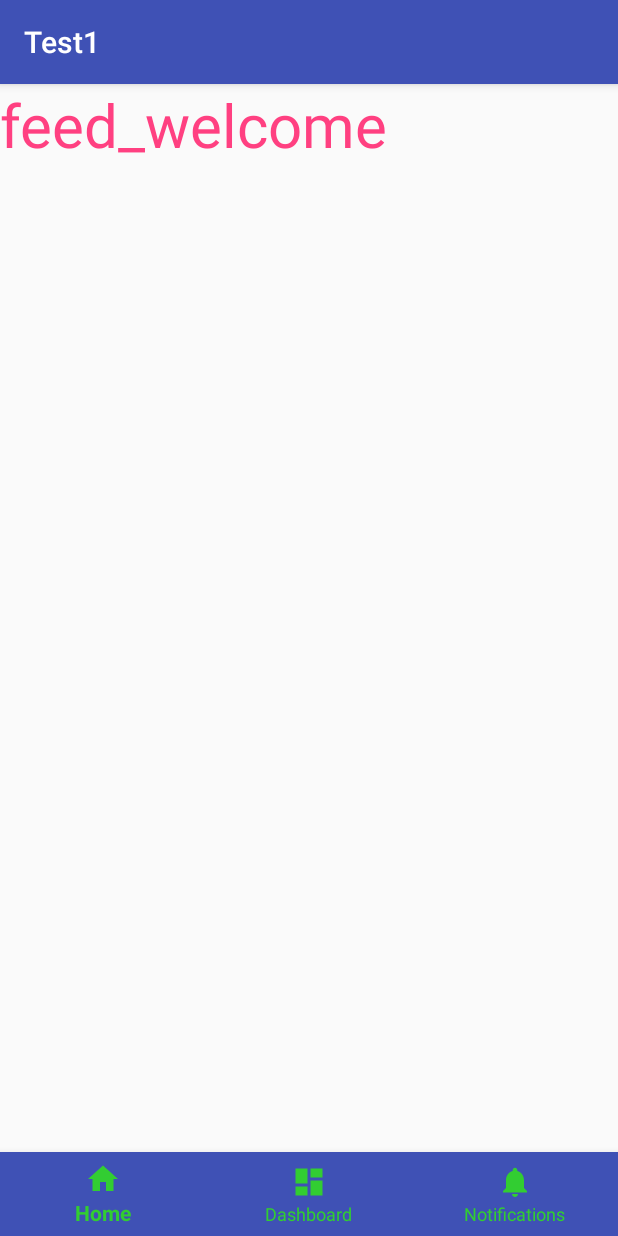
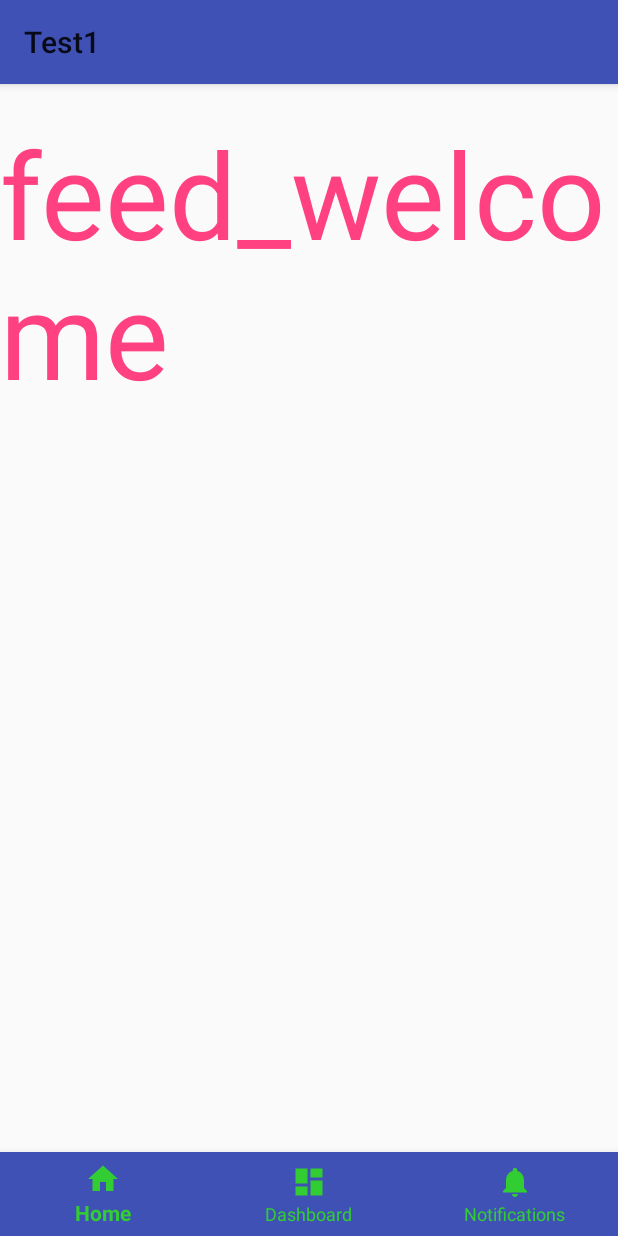
Before and after one commit to Garamantes/WD18_android, an Android app: the BottomNavActivity screen opened directly, with no data from a screen before it, on a phone screen of 412 x 824 dp. Run offline under Robolectric (Android 15) with nearby library versions, the phone set to English and light mode, and no system bars.

Commit message:
add basic Toolbar

```diff
--- a/app/src/main/java/com/example/choejunhyeog/test1/BottomNavActivity.java
+++ b/app/src/main/java/com/example/choejunhyeog/test1/BottomNavActivity.java
@@ -3,6 +3,7 @@ package com.example.choejunhyeog.test1;
 
 import android.content.Intent;
 import android.os.Bundle;
+import android.support.v7.widget.Toolbar;
 import android.view.MenuItem;
 import android.content.Context;
 import android.support.annotation.NonNull;
@@ -24,35 +25,21 @@ public class BottomNavActivity extends BaseActivity {
     private Fragment activeFragment;
     private final FragmentManager fm = getSupportFragmentManager();
 
+    Toolbar myToolbar;
+
+
     private BottomNavigationView bottomNavigationView;
 
     private TextView mTextMessage;
-
-    /*private BottomNavigationView.OnNavigationItemSelectedListener mOnNavigationItemSelectedListener
-            = new BottomNavigationView.OnNavigationItemSelectedListener() {
-
-        @Override
-        public boolean onNavigationItemSelected(@NonNull MenuItem item) {
-            switch (item.getItemId()) {
-                case R.id.navigation_home:
-                    mTextMessage.setText(R.string.title_home);
-                    return true;
-                case R.id.navigation_dashboard:
-                    mTextMessage.setText(R.string.title_dashboard);
-                    return true;
-                case R.id.navigation_notifications:
-                    mTextMessage.setText(R.string.title_notifications);
-                    return true;
-            }
-            return false;
-        }
-
-    };*/
 
     @Override
     protected void onCreate(Bundle savedInstanceState) {
         super.onCreate(savedInstanceState);
         setContentView(R.layout.activity_bottom_nav);
+
+        //툴바 부분
+        myToolbar = (Toolbar) findViewById(R.id.my_toolbar);
+        setSupportActionBar(myToolbar);
 
         setArguments();
         initFragments();
@@ -67,14 +54,6 @@ public class BottomNavActivity extends BaseActivity {
         textView.setText(s);
 
         bottomNavigationView.setSelectedItemId(R.id.nav_bottom_feed);
-
-
-
-
-        //기존 코드
-        //mTextMessage = (TextView) findViewById(R.id.message);
-        //BottomNavigationView navigation = (BottomNavigationView) findViewById(R.id.navigation);
-        //navigation.setOnNavigationItemSelectedListener(mOnNavigationItemSelectedListener);
 
     }
 
--- a/app/src/main/res/layout/activity_bottom_nav.xml
+++ b/app/src/main/res/layout/activity_bottom_nav.xml
@@ -1,5 +1,6 @@
 <?xml version="1.0" encoding="utf-8"?>
-<RelativeLayout xmlns:android="http://schemas.android.com/apk/res/android"
+<RelativeLayout
+    xmlns:android="http://schemas.android.com/apk/res/android"
     xmlns:app="http://schemas.android.com/apk/res-auto"
     xmlns:tools="http://schemas.android.com/tools"
     android:id="@+id/container"
@@ -8,21 +9,43 @@
     android:orientation="vertical"
     tools:context="com.example.choejunhyeog.test1.BottomNavActivity">
 
-    <FrameLayout
-        android:id="@+id/box_fragment"
+
+    <LinearLayout
         android:layout_width="match_parent"
         android:layout_height="match_parent"
-        android:layout_above="@+id/nav_bottom"
-        android:layout_alignParentTop="true" />
+        android:orientation="vertical">
 
-    <!--Intent 출력 부분-->
-    <TextView
-        android:id="@+id/sub_text2"
-        android:layout_width="match_parent"
-        android:layout_height="wrap_content"
-        android:gravity="center"/>
+        <!--툴바 추가 코드-->
+        <android.support.v7.widget.Toolbar
+            android:id="@+id/my_toolbar"
+            android:layout_width="match_parent"
+            android:layout_height="?attr/actionBarSize"
+            android:background="?attr/colorPrimary"
+            android:elevation="4dp"
+            android:theme="@style/ThemeOverlay.AppCompat.ActionBar"
+            app:popupTheme="@style/ThemeOverlay.AppCompat.Light" />
+
+        <!--Intent 출력 부분-->
+        <TextView
+            android:id="@+id/sub_text2"
+            android:layout_width="match_parent"
+            android:layout_height="wrap_content"
+            android:gravity="center" />
+
+        <FrameLayout
+            android:id="@+id/box_fragment"
+            android:layout_width="match_parent"
+            android:layout_height="match_parent"
+            android:layout_above="@+id/nav_bottom"
+            android:layout_alignParentTop="true">
+
+        </FrameLayout>
 
 
+    </LinearLayout>
+
+
+    <!--Bottom Nav 출력 부분-->
     <android.support.design.widget.BottomNavigationView
         android:id="@+id/nav_bottom"
         android:layout_width="match_parent"
@@ -33,4 +56,6 @@
         app:itemTextColor="@color/colorLimegreen"
         app:menu="@menu/navigation" />
 
+
+
 </RelativeLayout>
--- a/app/src/main/res/layout/fragment_blank_fragment1.xml
+++ b/app/src/main/res/layout/fragment_blank_fragment1.xml
@@ -11,6 +11,6 @@
         android:layout_centerInParent="true"
         android:text="feed_welcome"
         android:textColor="@color/colorAccent"
-        android:textSize="40dp" />
+        android:textSize="80dp" />
 
 </FrameLayout>
--- /dev/null
+++ b/app/src/main/res/menu/menu.xml
@@ -0,0 +1,4 @@
+<?xml version="1.0" encoding="utf-8"?>
+<menu xmlns:android="http://schemas.android.com/apk/res/android">
+
+</menu>
--- a/app/src/main/res/values/styles.xml
+++ b/app/src/main/res/values/styles.xml
@@ -1,7 +1,7 @@
 <resources>
 
     <!-- Base application theme. -->
-    <style name="AppTheme" parent="Theme.AppCompat.Light.DarkActionBar">
+    <style name="AppTheme" parent="Theme.AppCompat.Light.NoActionBar">
         <!-- Customize your theme here. -->
         <item name="colorPrimary">@color/colorPrimary</item>
         <item name="colorPrimaryDark">@color/colorPrimaryDark</item>
```
Also changed, not shown: app/src/main/java/com/example/choejunhyeog/test1/MainActivity1.java (+42 -1 lines), app/src/main/res/layout/activity_main1.xml (+21 -5 lines), app/src/main/res/layout/fragment_a.xml (deleted, +0 -17 lines), app/src/main/res/layout/fragment_b.xml (deleted, +0 -15 lines), app/src/main/res/layout/fragment_c.xml (deleted, +0 -16 lines).
